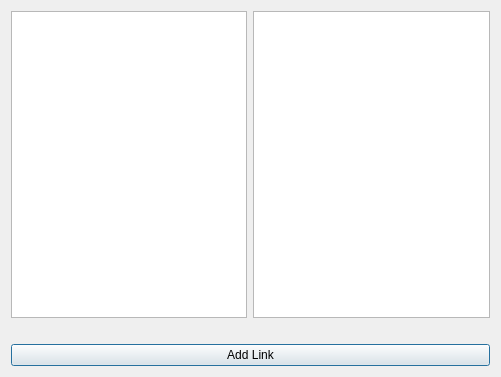
Chris951306/VK1Group10, file LetsRockTryAgain/addl.ui: the form before one commit.
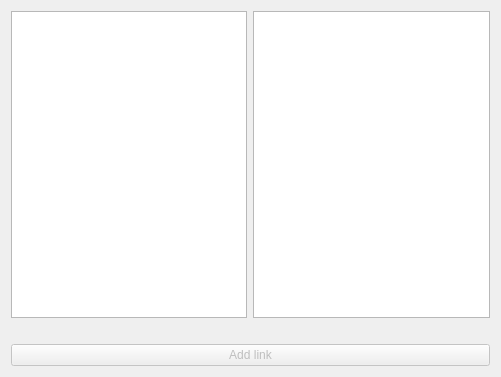
The form after the commit.

Commit message: edit link works now and logos are applied

Diff of the .ui file:
```diff
--- a/LetsRockTryAgain/addl.ui
+++ b/LetsRockTryAgain/addl.ui
@@ -53,8 +53,11 @@
    </item>
    <item>
     <widget class="QPushButton" name="pushButton">
+     <property name="enabled">
+      <bool>false</bool>
+     </property>
      <property name="text">
-      <string>Add Link</string>
+      <string>Add link</string>
      </property>
     </widget>
    </item>
```
The commit also changes 16 other files.
